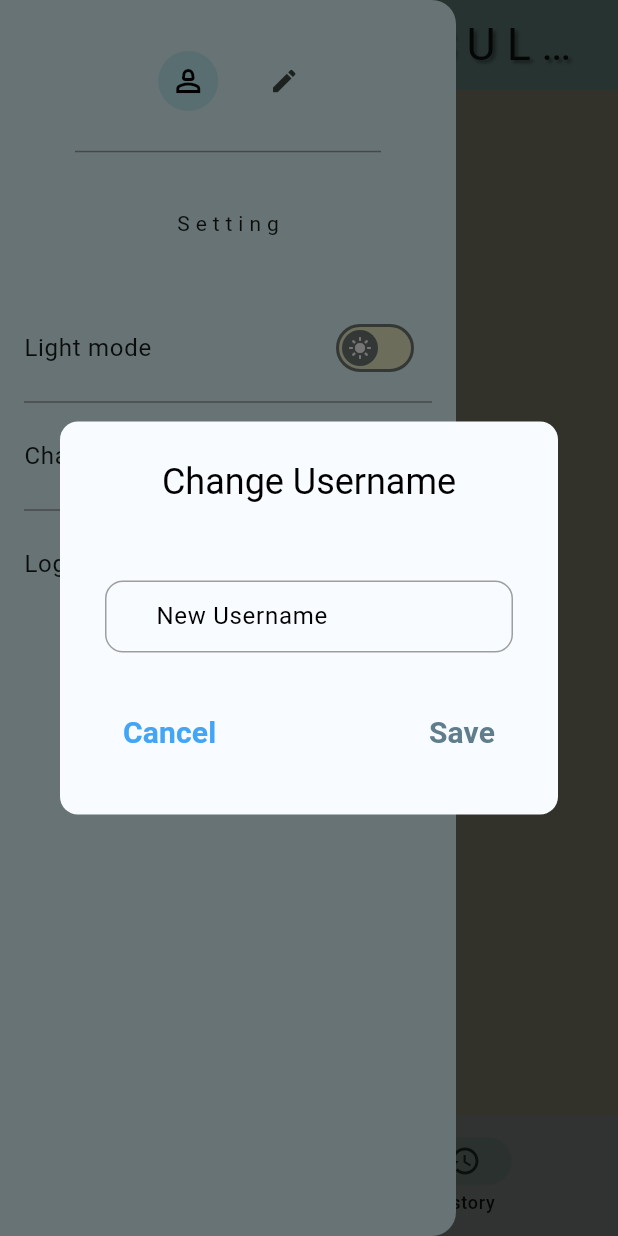
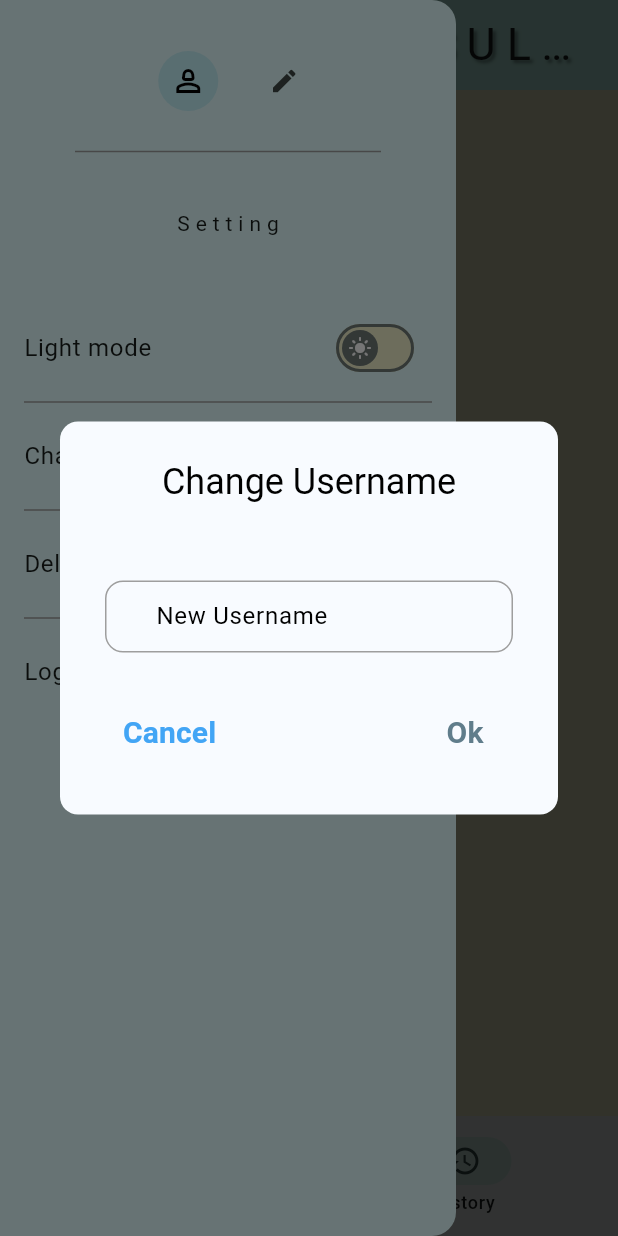
Before and after one commit to tlvhoang06/bmi-calculator-flutter, a Flutter app: the screen it shows once a user with an empty profile is signed in, item 2 of the bottom bar chosen, in the side drawer, after a tap on the "edit" icon, on a phone screen of 412 x 824 dp. Run offline on Flutter 3.47's test engine with Material 3 defaults, Android fonts, the light colour scheme and no system bars; our stand-ins replace cloud_firestore, firebase_auth, firebase_core, lottie, shared_preferences; missing offline and left inert: pretty_gauge; accounts and stored records are empty.

Commit message:
Add Delete Account, Fix Small UI Error

```diff
--- a/lib/data/current_user_data.dart
+++ b/lib/data/current_user_data.dart
@@ -1,5 +1,4 @@
 import 'package:firebase_auth/firebase_auth.dart';
-import 'package:flutter/material.dart';
 
 class CurrentUserData{
   User? get user => FirebaseAuth.instance.currentUser;
--- a/lib/views/functions/confirm_dialog.dart
+++ b/lib/views/functions/confirm_dialog.dart
@@ -18,7 +18,7 @@ Future<void> showConfirmDialog({
         ),
         title: Align(child: Text(title)),
         content: SizedBox(
-          height: 30,
+          height: 40,
           width: 300,
           child: Align(child: Text(content)),
         ),
--- a/lib/views/functions/textfield_dialog.dart
+++ b/lib/views/functions/textfield_dialog.dart
@@ -5,15 +5,16 @@ import 'package:demo/views/widgets/textfields/customized_textfield.dart';
 Future<void> showTextFieldDialog({
   required BuildContext context,
   required String title,
+  required String hintText,
   required Function(String) onConfirm,
 }) {
-  final TextEditingController _nameController = TextEditingController();
+  final TextEditingController _controller = TextEditingController();
   return showDialog(
     context: context,
     builder: (context) {
       return StatefulBuilder(
         builder: (context, setState) {
-          _nameController.addListener(() {
+          _controller.addListener(() {
             setState(() {});
           });
           return AlertDialog(
@@ -36,9 +37,9 @@ Future<void> showTextFieldDialog({
             ),
             actions: [
               CustomizedTextfield(
-                controller: _nameController,
+                controller: _controller,
                 hideText: false,
-                hintText: "New Username",
+                hintText: hintText,
               ),
               SizedBox(height: 30),
               Row(
@@ -61,16 +62,16 @@ Future<void> showTextFieldDialog({
 
                   // Save
                   TextButton(
-                    onPressed: _nameController.text.isEmpty
+                    onPressed: _controller.text.isEmpty
                         ? null
                         : () {
-                            onConfirm(_nameController.text);
+                            onConfirm(_controller.text);
                             Navigator.pop(context);
                           },
                     child: Text(
-                      'Save',
+                      'Ok',
                       style: TextStyle(
-                        color: _nameController.text.isEmpty
+                        color: _controller.text.isEmpty
                             ? Colors.blueGrey
                             : Colors.blue.shade400,
                         fontWeight: FontWeight.bold,
--- a/lib/views/pages/result_page.dart
+++ b/lib/views/pages/result_page.dart
@@ -74,6 +74,9 @@ class ResultPage extends StatelessWidget {
                               snapshot.docs.first.id,
                             );
                           }
+                          ScaffoldMessenger.of(context).showSnackBar(
+                            SnackBar(content: Text('Saved Result')),
+                          );
                         },
                       ),
                     ],
```
Also changed, not shown: lib/services/auth_service.dart (+24 -6 lines), lib/views/drawer.dart (+28 -1 lines).
